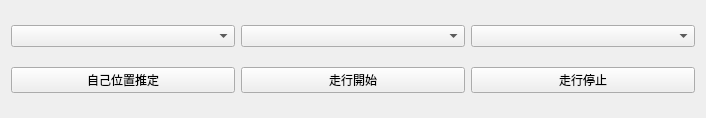
The window that mapoi_rviz_plugins/src/ui/mapoi_panel.ui (shimz-robotics/mapoi) describes before a commit, drawn with Qt 5.
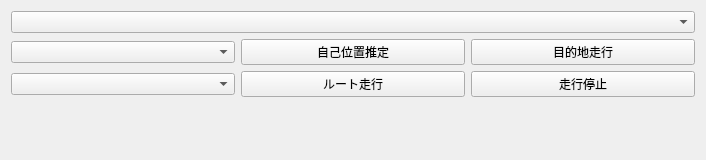
The same window after the commit.

Commit message:
Add route order numbers on Rviz, route/goal UI improvements, and nav status
- Display route patrol order numbers (e.g. "[1] poi_name") on Rviz text markers
  when a route is selected, using std::map to preserve ordering
- Split RunButton into RunGoalButton and RunRouteButton with separate UI rows
- Add GetRoutesInfo service and dynamically populate route combo box
- Add highlight publishers for goal/route POIs from panel to rviz2_publisher
- Add NavigateToPose action client and nav status publisher/subscriber
- Show navigation status (navigating/succeeded/aborted/canceled) on panel label

Diff of the .ui file:
```diff
--- a/mapoi_rviz_plugins/src/ui/mapoi_panel.ui
+++ b/mapoi_rviz_plugins/src/ui/mapoi_panel.ui
@@ -10,7 +10,7 @@
     <x>0</x>
     <y>0</y>
     <width>706</width>
-    <height>118</height>
+    <height>160</height>
    </rect>
   </property>
   <property name="sizePolicy">
@@ -32,6 +32,10 @@
        </property>
       </widget>
      </item>
+    </layout>
+   </item>
+   <item>
+    <layout class="QHBoxLayout" name="horizontalLayout_goal">
      <item>
       <widget class="QComboBox" name="Nav2GoalComboBox">
        <property name="editable">
@@ -40,13 +44,6 @@
       </widget>
      </item>
      <item>
-      <widget class="QComboBox" name="MapoiRouteComboBox"/>
-     </item>
-    </layout>
-   </item>
-   <item>
-    <layout class="QHBoxLayout" name="horizontalLayout">
-     <item>
       <widget class="QPushButton" name="LocalizationButton">
        <property name="text">
         <string>自己位置推定</string>
@@ -63,9 +60,26 @@
       </widget>
      </item>
      <item>
-      <widget class="QPushButton" name="RunButton">
+      <widget class="QPushButton" name="RunGoalButton">
        <property name="text">
-        <string>走行開始</string>
+        <string>目的地走行</string>
+       </property>
+       <property name="autoDefault">
+        <bool>true</bool>
+       </property>
+      </widget>
+     </item>
+    </layout>
+   </item>
+   <item>
+    <layout class="QHBoxLayout" name="horizontalLayout_route">
+     <item>
+      <widget class="QComboBox" name="MapoiRouteComboBox"/>
+     </item>
+     <item>
+      <widget class="QPushButton" name="RunRouteButton">
+       <property name="text">
+        <string>ルート走行</string>
        </property>
        <property name="autoDefault">
         <bool>true</bool>
@@ -90,6 +104,13 @@
      </item>
     </layout>
    </item>
+   <item>
+    <widget class="QLabel" name="NavStatusLabel">
+     <property name="text">
+      <string></string>
+     </property>
+    </widget>
+   </item>
   </layout>
  </widget>
  <resources/>
```
Left out of the diff: 2 changed lines with no effect on the pictures. The commit also changes 10 other files.
